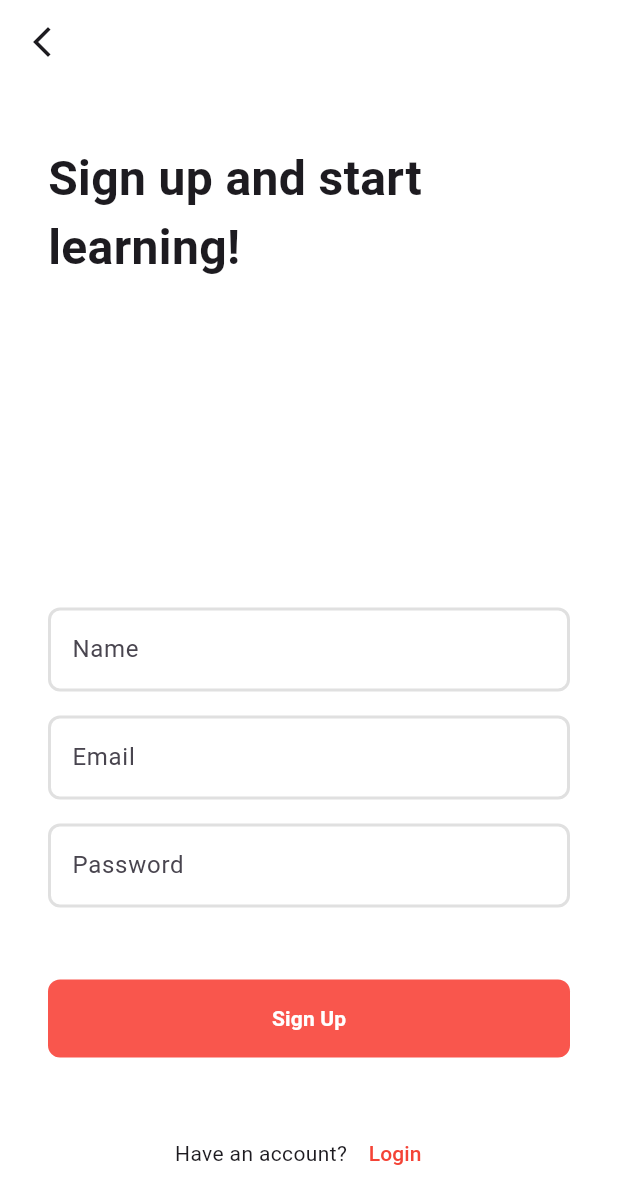
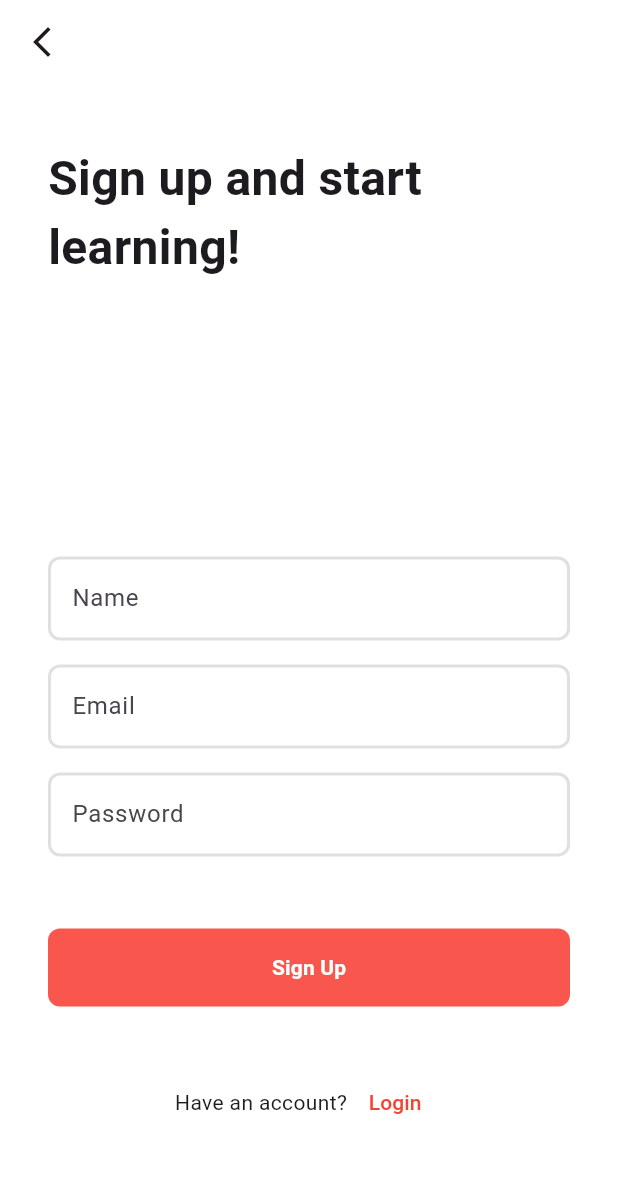
Before and after one commit to Lifeados/authentication-app, a Flutter app: the screen it shows after launch, on a phone screen of 412 x 824 dp. Shown: the top 1204 px of the screen. Run offline on Flutter 3.47's test engine with Material 3 defaults, Android fonts, the phone set to English and light mode, and no system bars.

Commit message:
refactor: resolve auto layout

```diff
--- a/lib/ui/modules/register/register_page.dart
+++ b/lib/ui/modules/register/register_page.dart
@@ -14,7 +14,8 @@ class RegisterPage extends StatelessWidget {
           icon: const Icon(Icons.arrow_back_ios_new),
         ),
       ),
-      body: SafeArea(
+      body: SingleChildScrollView(
+        child: SafeArea(
           child: Padding(
             padding: const EdgeInsets.only(left: 32, top: 40, right: 32),
             child: Column(
@@ -29,7 +30,7 @@ class RegisterPage extends StatelessWidget {
                   ),
                 ),
                 const Padding(
-                padding: EdgeInsets.only(top: 217, bottom: 16),
+                  padding: EdgeInsets.only(top: 183, bottom: 16),
                   child: TextField(
                     decoration: InputDecoration(
                       floatingLabelStyle: TextStyle(
@@ -159,6 +160,7 @@ class RegisterPage extends StatelessWidget {
             ),
           ),
         ),
+      ),
     );
   }
 }
```
Lines whose indentation alone changed are shown as unchanged.
